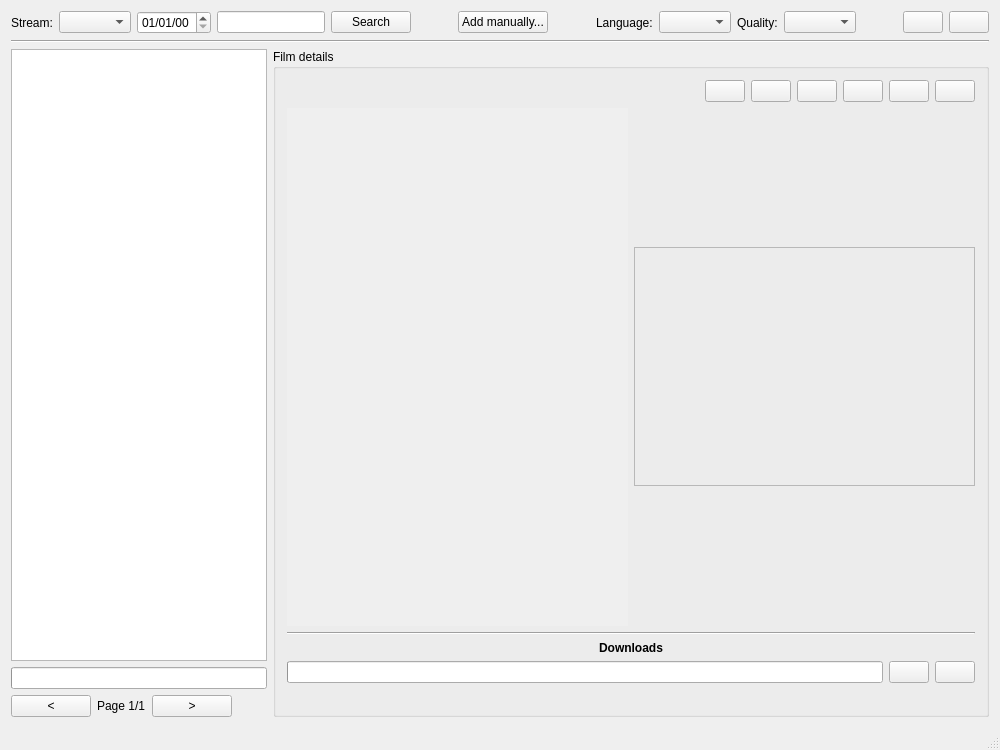
Tofee/artefetcher, file mainwindow.ui: the form before one commit.
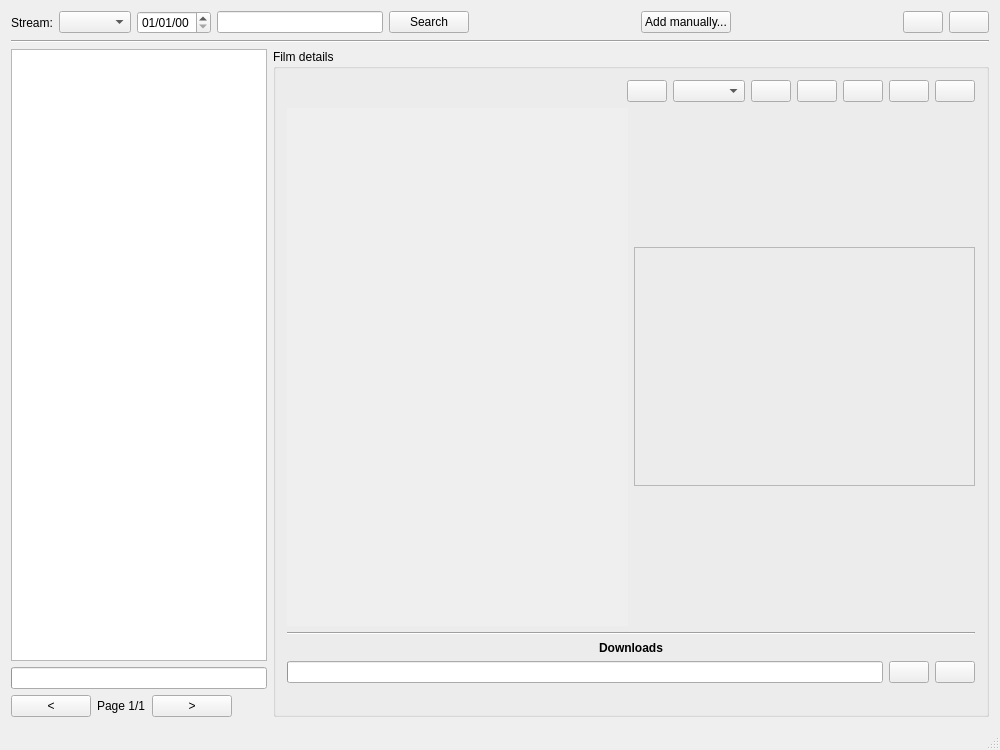
The form after the commit. Icons and pictures are not drawn.

Commit message: Moving language and quality settings into global settings popup Recompute video type combo box width Code clean

Diff of the .ui file:
```diff
--- a/mainwindow.ui
+++ b/mainwindow.ui
@@ -84,43 +84,6 @@
         </property>
        </spacer>
       </item>
-      <item>
-       <widget class="QLabel" name="label">
-        <property name="text">
-         <string>Language:</string>
-        </property>
-       </widget>
-      </item>
-      <item>
-       <widget class="QComboBox" name="languageComboBox"/>
-      </item>
-      <item>
-       <widget class="QLabel" name="qualityLabel">
-        <property name="text">
-         <string>Quality:</string>
-        </property>
-       </widget>
-      </item>
-      <item>
-       <widget class="QComboBox" name="qualityComboBox">
-        <property name="toolTip">
-         <string>&lt;p&gt;HQ: smallest quality - 800 (720 x 406)&lt;/p&gt;&lt;p&gt;EQ: intermediate quality - 1500 (1280 x 720)&lt;/p&gt;&lt;p&gt;SQ: top quality - 2200 (1280 x 720)&lt;/p&gt;</string>
-        </property>
-       </widget>
-      </item>
-      <item>
-       <spacer name="horizontalSpacer_3">
-        <property name="orientation">
-         <enum>Qt::Horizontal</enum>
-        </property>
-        <property name="sizeHint" stdset="0">
-         <size>
-          <width>40</width>
-          <height>20</height>
-         </size>
-        </property>
-       </spacer>
-      </item>
       <item>
        <widget class="QPushButton" name="settingsButton">
         <property name="toolTip">
@@ -267,6 +230,9 @@
              </property>
             </widget>
            </item>
+           <item>
+            <widget class="QComboBox" name="filmStreamComboBox"/>
+           </item>
            <item>
             <widget class="QPushButton" name="downloadButton">
              <property name="toolTip">
```
The commit also changes 7 other files.
